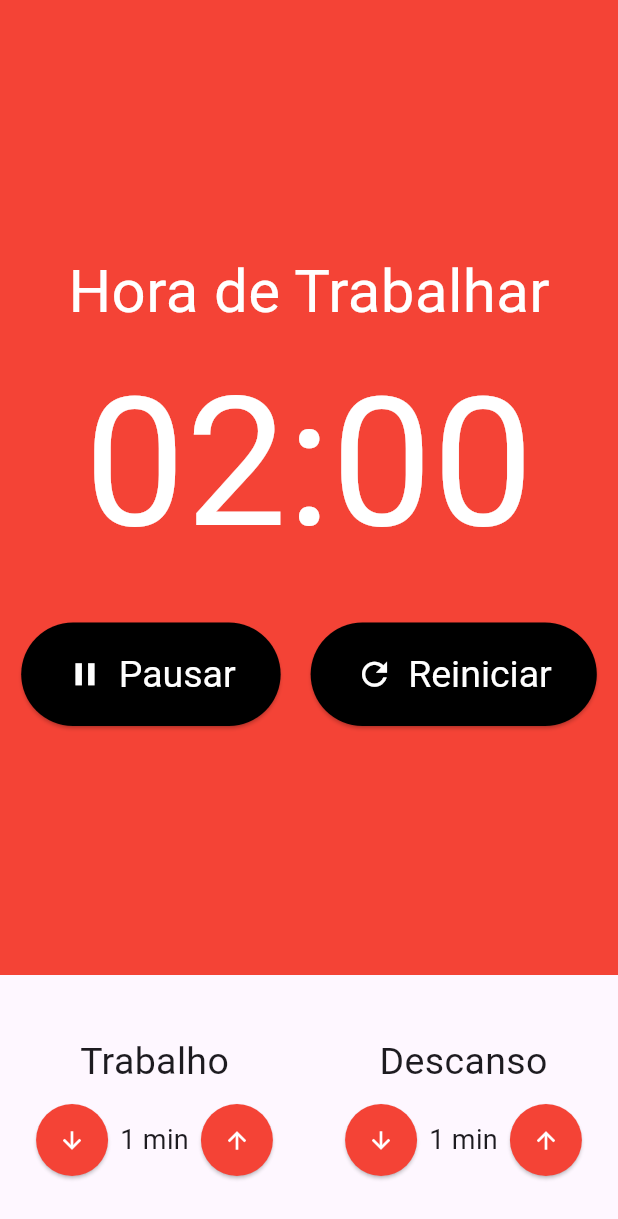
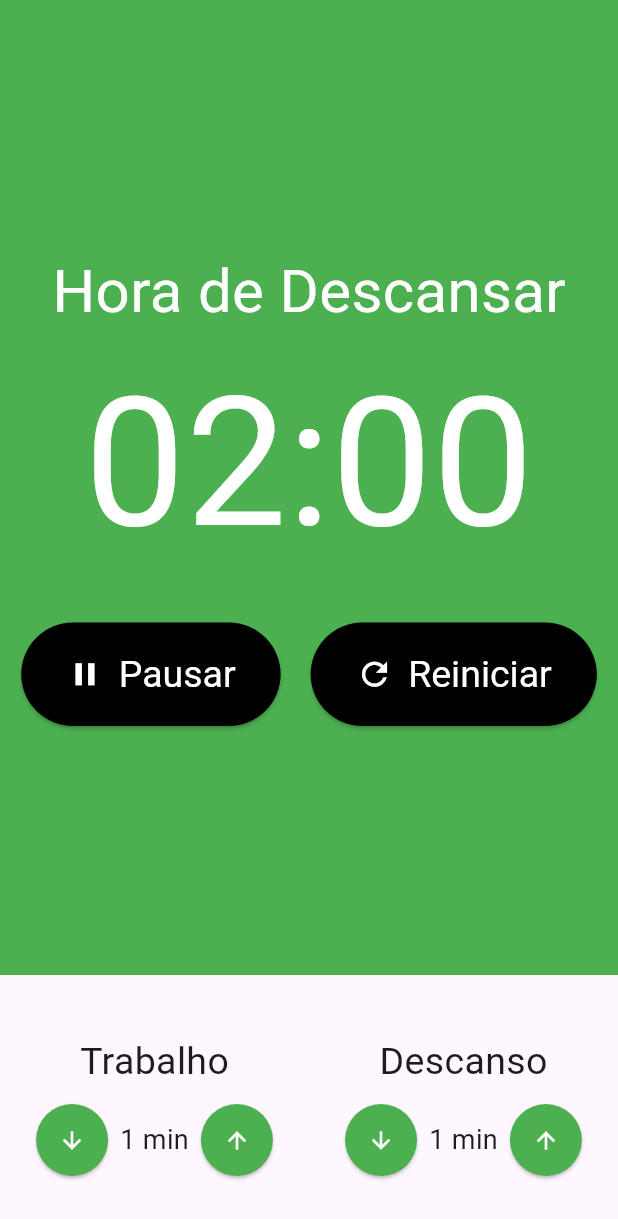
Before and after one commit to luisgs7/pomodoro-mobx, a Flutter app: the screen it shows after launch, after a tap on "Iniciar", on a phone screen of 412 x 824 dp. Shown: the top 1219 px of the screen. Run offline on Flutter 3.47's test engine with Material 3 defaults, Android fonts, the phone set to English and light mode, and no system bars; our stand-ins replace flutter_mobx, mobx; generated files the repository leaves out were written again.

Commit message:
aula 465

```diff
--- a/lib/components/Cronometro.dart
+++ b/lib/components/Cronometro.dart
@@ -11,13 +11,15 @@ class Cronometro extends StatelessWidget {
   Widget build(BuildContext context) {
     final store = Provider.of<PomodoroStore>(context);
     return Container(
-      color: Colors.red,
+      color: store.estaTrabalhando() ? Colors.red : Colors.green,
       child: Column(
         mainAxisAlignment: MainAxisAlignment.center,
         children: [
           if (!store.iniciado)
             Text(
-              'Hora de Trabalhar',
+              store.estaTrabalhando()
+                  ? 'Hora de Trabalhar'
+                  : 'Hora de Descansar',
               style: TextStyle(
                 fontSize: 40,
                 color: Colors.white,
--- a/lib/components/EntradaTempo.dart
+++ b/lib/components/EntradaTempo.dart
@@ -1,4 +1,6 @@
 import 'package:flutter/material.dart';
+import 'package:pomodoro/store/pomodoro.store.dart';
+import 'package:provider/provider.dart';
 
 class Entradatempo extends StatelessWidget {
   final String titulo;
@@ -16,6 +18,7 @@ class Entradatempo extends StatelessWidget {
 
   @override
   Widget build(BuildContext context) {
+    final store = Provider.of<PomodoroStore>(context);
     return Column(
       crossAxisAlignment: CrossAxisAlignment.center,
       children: [
@@ -34,7 +37,8 @@ class Entradatempo extends StatelessWidget {
               style: ElevatedButton.styleFrom(
                 shape: const CircleBorder(),
                 padding: const EdgeInsets.all(15),
-                backgroundColor: Colors.red,
+                backgroundColor:
+                    store.estaTrabalhando() ? Colors.red : Colors.green,
               ),
               child: const Icon(
                 Icons.arrow_downward,
@@ -50,7 +54,8 @@ class Entradatempo extends StatelessWidget {
               style: ElevatedButton.styleFrom(
                 shape: const CircleBorder(),
                 padding: const EdgeInsets.all(15),
-                backgroundColor: Colors.red,
+                backgroundColor:
+                    store.estaTrabalhando() ? Colors.red : Colors.green,
               ),
               child: const Icon(
                 Icons.arrow_upward,
--- a/lib/store/pomodoro.store.dart
+++ b/lib/store/pomodoro.store.dart
@@ -3,6 +3,8 @@ import 'package:mobx/mobx.dart';
 part 'pomodoro.store.g.dart';
 
 class PomodoroStore = _PomodoroStore with _$PomodoroStore;
+
+enum TipoIntervalo { TRABALHO, DESCANSO }
 
 abstract class _PomodoroStore with Store {
   @observable
@@ -19,6 +21,9 @@ abstract class _PomodoroStore with Store {
 
   @observable
   int tempoDescanso = 1;
+
+  @observable
+  TipoIntervalo tipoIntervalo = TipoIntervalo.DESCANSO;
 
   @action
   void iniciar() {
@@ -53,4 +58,12 @@ abstract class _PomodoroStore with Store {
   void decrementarTempoDescanso() {
     tempoDescanso--;
   }
+
+  bool estaTrabalhando() {
+    return tipoIntervalo == TipoIntervalo.TRABALHO;
+  }
+
+  bool estaDescansando() {
+    return tipoIntervalo == TipoIntervalo.DESCANSO;
+  }
 }
```
